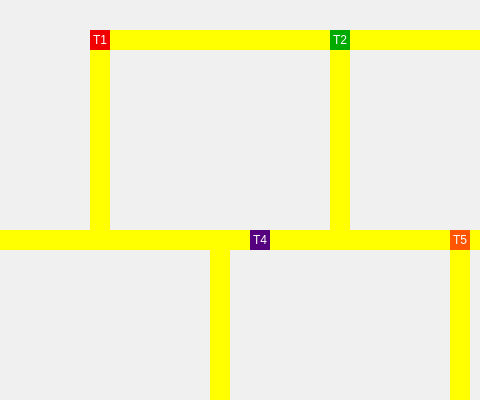
First picture: the form in mainwindow.ui, repository Bianca-Mirtes/Projeto_dos_Trens_SO, before the edit; both pictures show x 140 to 620 and y 0 to 400 of the 943 by 662 pixel window.
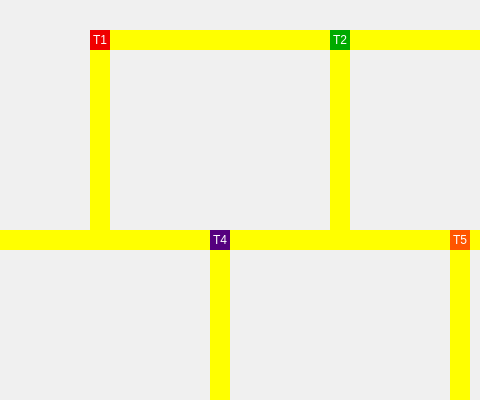
Second picture: the form after the edit. Icons and pictures are not drawn.

Commit message: Semaforos 6 e 7 finalizados

What changed in the file:
```diff
--- a/mainwindow.ui
+++ b/mainwindow.ui
@@ -280,7 +280,7 @@
    <widget class="QLabel" name="trem_4">
     <property name="geometry">
      <rect>
-      <x>390</x>
+      <x>350</x>
       <y>230</y>
       <width>20</width>
       <height>20</height>
```
The commit also changes 1 other file.
